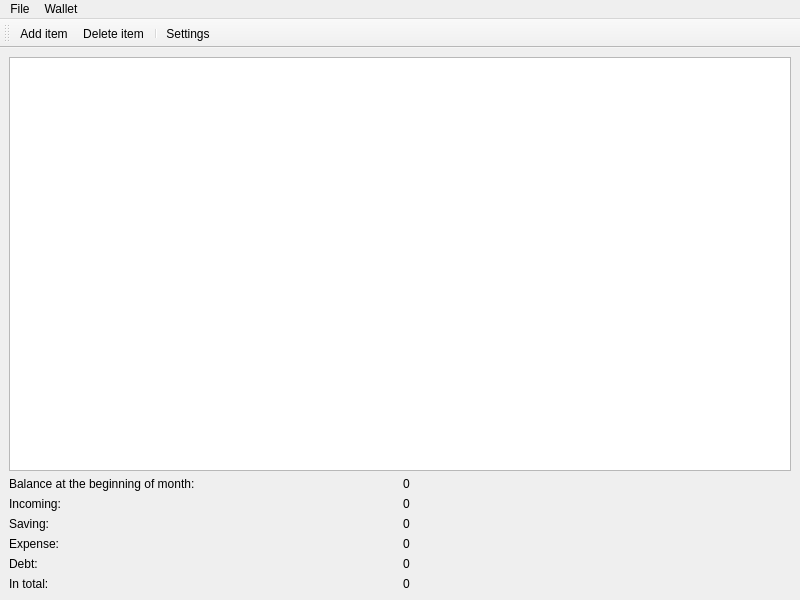
Above: mywallet/ui/mainwindow.ui from dimv36/MyWallet before the change. Below: the same form after it.
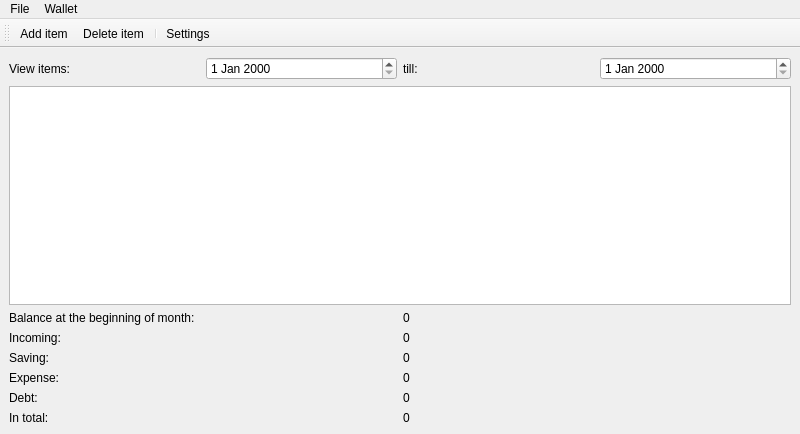
That is the form after the change. Icons and pictures are not drawn.

Commit message: Исправление ошибок в формах

```diff
--- a/mywallet/ui/mainwindow.ui
+++ b/mywallet/ui/mainwindow.ui
@@ -7,7 +7,7 @@
     <x>0</x>
     <y>0</y>
     <width>800</width>
-    <height>600</height>
+    <height>434</height>
    </rect>
   </property>
   <property name="windowTitle">
@@ -20,7 +20,37 @@
   <widget class="QWidget" name="central_widget">
    <layout class="QGridLayout" name="main_layout">
     <item row="0" column="0" colspan="2">
+     <layout class="QHBoxLayout" name="view_layout">
+      <item>
+       <widget class="QLabel" name="start_date_label">
+        <property name="text">
+         <string>View items:</string>
+        </property>
+       </widget>
+      </item>
+      <item>
+       <widget class="QDateEdit" name="start_date_edit"/>
+      </item>
+      <item>
+       <widget class="QLabel" name="end_date_label">
+        <property name="text">
+         <string>till:</string>
+        </property>
+       </widget>
+      </item>
+      <item>
+       <widget class="QDateEdit" name="end_date_edit"/>
+      </item>
+     </layout>
+    </item>
+    <item row="1" column="0" colspan="2">
      <widget class="QTableView" name="view">
+      <property name="sizePolicy">
+       <sizepolicy hsizetype="Expanding" vsizetype="Expanding">
+        <horstretch>0</horstretch>
+        <verstretch>2</verstretch>
+       </sizepolicy>
+      </property>
       <property name="locale">
        <locale language="English" country="UnitedStates"/>
       </property>
@@ -32,48 +62,62 @@
       </property>
      </widget>
     </item>
-    <item row="1" column="0">
+    <item row="2" column="0">
      <widget class="QLabel" name="label_balance">
       <property name="text">
        <string>Balance at the beginning of month:</string>
       </property>
      </widget>
     </item>
-    <item row="4" column="1">
-     <widget class="QLabel" name="label_expense_value">
+    <item row="2" column="1">
+     <widget class="QLabel" name="label_balance_value">
       <property name="text">
        <string>0</string>
       </property>
      </widget>
     </item>
-    <item row="7" column="1">
-     <widget class="QLabel" name="label_total_value">
+    <item row="3" column="0">
+     <widget class="QLabel" name="label_incoming">
+      <property name="text">
+       <string>Incoming:</string>
+      </property>
+     </widget>
+    </item>
+    <item row="3" column="1">
+     <widget class="QLabel" name="label_incoming_value">
       <property name="text">
        <string>0</string>
       </property>
      </widget>
     </item>
     <item row="4" column="0">
+     <widget class="QLabel" name="label_saving">
+      <property name="text">
+       <string>Saving:</string>
+      </property>
+     </widget>
+    </item>
+    <item row="4" column="1">
+     <widget class="QLabel" name="label_saving_value">
+      <property name="text">
+       <string>0</string>
+      </property>
+     </widget>
+    </item>
+    <item row="5" column="0">
      <widget class="QLabel" name="label_expense">
       <property name="text">
        <string>Expense:</string>
       </property>
      </widget>
     </item>
-    <item row="1" column="1">
-     <widget class="QLabel" name="label_balance_value">
+    <item row="5" column="1">
+     <widget class="QLabel" name="label_expense_value">
       <property name="text">
        <string>0</string>
       </property>
      </widget>
     </item>
-    <item row="7" column="0">
-     <widget class="QLabel" name="label_total">
-      <property name="text">
-       <string>In total:</string>
-      </property>
-     </widget>
-    </item>
     <item row="6" column="0">
      <widget class="QLabel" name="label_debt">
       <property name="text">
@@ -88,29 +132,21 @@
       </property>
      </widget>
     </item>
-    <item row="2" column="0">
-     <widget class="QLabel" name="label_incoming">
-      <property name="text">
-       <string>Incoming:</string>
+    <item row="7" column="0">
+     <widget class="QLabel" name="label_total">
+      <property name="sizePolicy">
+       <sizepolicy hsizetype="Preferred" vsizetype="Expanding">
+        <horstretch>0</horstretch>
+        <verstretch>0</verstretch>
+       </sizepolicy>
       </property>
-     </widget>
-    </item>
-    <item row="2" column="1">
-     <widget class="QLabel" name="label_incoming_value">
       <property name="text">
-       <string>0</string>
+       <string>In total:</string>
       </property>
      </widget>
     </item>
-    <item row="3" column="0">
-     <widget class="QLabel" name="label_saving">
-      <property name="text">
-       <string>Saving:</string>
-      </property>
-     </widget>
-    </item>
-    <item row="3" column="1">
-     <widget class="QLabel" name="label_saving_value">
+    <item row="7" column="1">
+     <widget class="QLabel" name="label_total_value">
       <property name="text">
        <string>0</string>
       </property>
```
Left out of the diff: 6 changed lines with no effect on the pictures. The commit also changes 4 other files.
